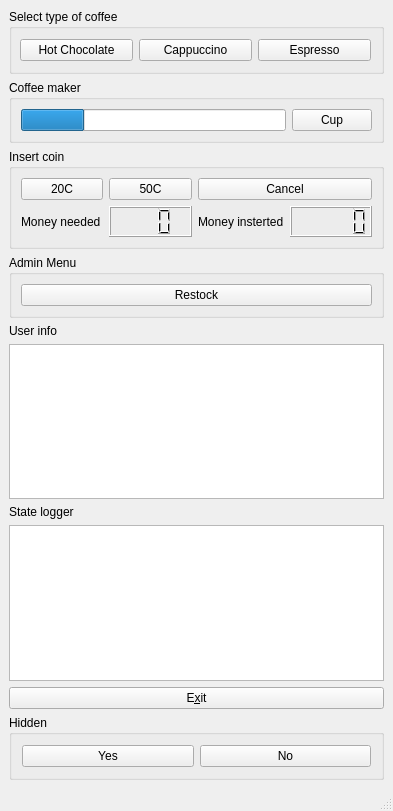
Before: the Qt Designer form App/mainwindow.ui in CKalfs/Prog4UI, drawn with Qt 5.
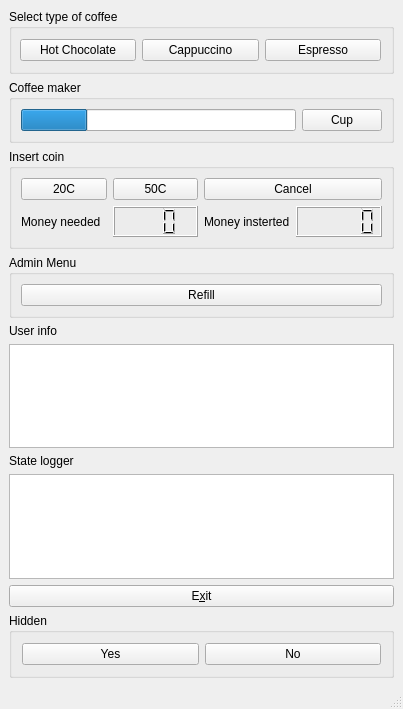
After: the same form once the commit is applied.

```diff
--- a/App/mainwindow.ui
+++ b/App/mainwindow.ui
@@ -6,8 +6,8 @@
    <rect>
     <x>0</x>
     <y>0</y>
-    <width>393</width>
-    <height>811</height>
+    <width>403</width>
+    <height>709</height>
    </rect>
   </property>
   <property name="windowTitle">
@@ -64,7 +64,7 @@
        <item>
         <widget class="QPushButton" name="pbRestock">
          <property name="text">
-          <string>Restock</string>
+          <string>Refill</string>
          </property>
         </widget>
        </item>
```
Left out of the diff: 2 changed lines with no effect on the pictures.
